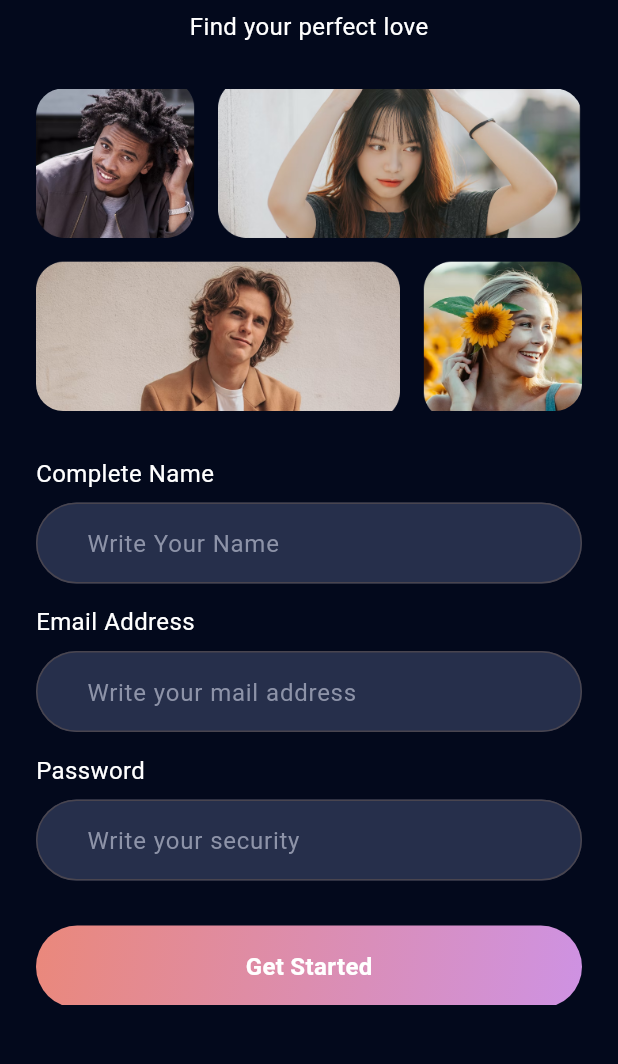
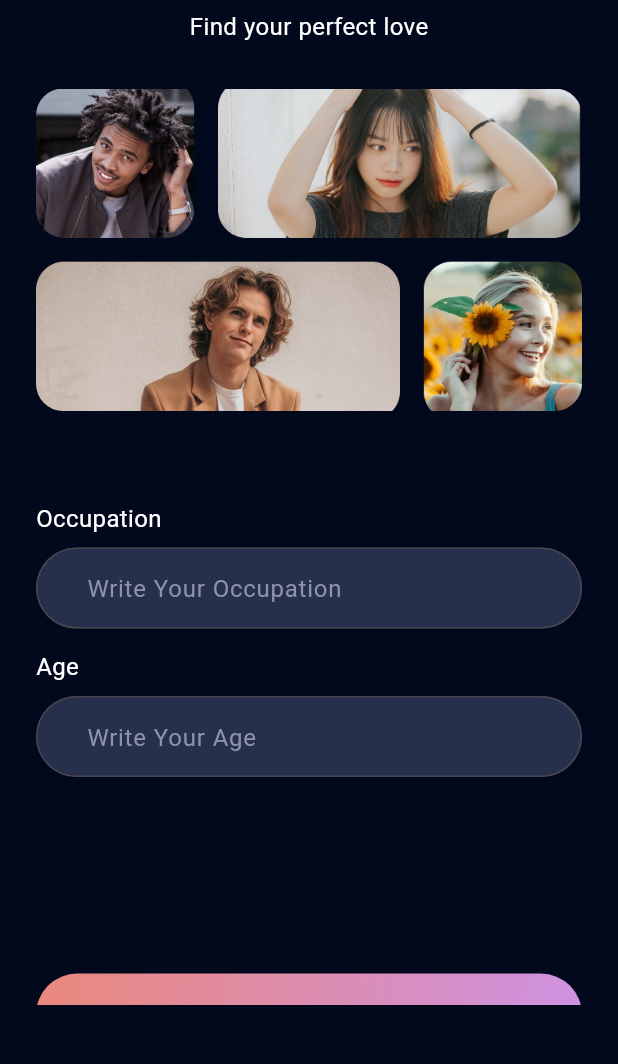
Before and after one commit to louis-sxcv45/Sarang-Date-App, a Flutter app: the screen it shows after launch, after a tap on "Get Started", on a phone screen of 412 x 824 dp, the part 156-1220 px from its top. Run offline on Flutter 3.47's test engine with Material 3 defaults, Android fonts, the phone set to English and light mode, and no system bars; our stand-ins replace google_fonts.

Commit message:
completed slicing sign up

```diff
--- a/lib/src/app.dart
+++ b/lib/src/app.dart
@@ -1,5 +1,7 @@
 import 'package:flutter/material.dart';
+import 'package:sarang_app/src/features/authentication/presentation/sign_up_age_screen.dart';
 import 'package:sarang_app/src/features/authentication/presentation/sign_up_screen.dart';
+import 'package:sarang_app/src/features/authentication/presentation/sign_up_upload.dart';
 import 'package:sarang_app/src/themes_manager/theme_data_manager.dart';
 
 class AppScreen extends StatelessWidget {
@@ -17,6 +19,8 @@ class AppScreen extends StatelessWidget {
       initialRoute: SignUpScreen.routeName,
       routes: {
         SignUpScreen.routeName: (context)=> SignUpScreen(),
+        SignUpAgeScreen.ageScreenRoute: (context)=> SignUpAgeScreen(),
+        SignUpUpload.uploadRoute: (context)=> SignUpUpload(),
       },
     );
   }
--- /dev/null
+++ b/lib/src/features/authentication/presentation/sign_up_age_screen.dart
@@ -0,0 +1,70 @@
+import 'package:flutter/material.dart';
+import 'package:sarang_app/src/common_widgets/banner_widget.dart';
+import 'package:sarang_app/src/common_widgets/button_widget.dart';
+import 'package:sarang_app/src/common_widgets/custom_text_field_widget.dart';
+import 'package:sarang_app/src/features/authentication/presentation/sign_up_upload.dart';
+import 'package:sarang_app/src/themes_manager/values_manager.dart';
+
+class SignUpAgeScreen extends StatefulWidget {
+  static const ageScreenRoute = '/sign_up_age';
+  const SignUpAgeScreen({super.key});
+
+  @override
+  State<SignUpAgeScreen> createState() => _SignUpAgeScreenState();
+}
+
+class _SignUpAgeScreenState extends State<SignUpAgeScreen> {
+
+  final occupationController = TextEditingController();
+  final ageController = TextEditingController();
+  void dispose(){
+    super.dispose();
+    occupationController.clear();
+    ageController.clear();
+  }
+  @override
+  Widget build(BuildContext context) {
+    return Scaffold(
+      body: Padding(
+        padding: const EdgeInsets.symmetric(
+          vertical: AppPadding.p50,
+          horizontal: AppPadding.p24,
+        ),
+        child: SingleChildScrollView(
+          child: Column(
+            children: [
+              BannerWidget(),
+
+              const SizedBox(
+                height: AppSize.s30,
+              ),
+
+              CustomTextFieldWidget(
+                labelName: 'Occupation',
+                hintText: 'Write Your Occupation',
+                controller: occupationController
+              ),
+
+              CustomTextFieldWidget(
+                labelName: 'Age',
+                hintText: 'Write Your Age',
+                controller: ageController
+              ),
+
+              const SizedBox(
+                height: 117.0,
+              ),
+
+              ButtonWidget(
+                title: 'Continue Sign Up',
+                onTap: (){
+                  Navigator.pushNamed(context, SignUpUpload.uploadRoute);
+                }
+              ),
+            ],
+          ),
+        ),
+      ),
+    );
+  }
+}
--- a/lib/src/features/authentication/presentation/sign_up_screen.dart
+++ b/lib/src/features/authentication/presentation/sign_up_screen.dart
@@ -3,6 +3,7 @@ import 'package:sarang_app/src/common_widgets/banner_widget.dart';
 import 'package:sarang_app/src/common_widgets/button_widget.dart';
 import 'package:sarang_app/src/common_widgets/custom_text_field_widget.dart';
 import 'package:sarang_app/src/common_widgets/custom_text_widget.dart';
+import 'package:sarang_app/src/features/authentication/presentation/sign_up_age_screen.dart';
 import 'package:sarang_app/src/themes_manager/values_manager.dart';
 class SignUpScreen extends StatefulWidget {
   static const routeName = '/sign_up';
@@ -57,7 +58,9 @@ class _SignUpScreenState extends State<SignUpScreen> {
 
               ButtonWidget(
                 title: 'Get Started',
-                onTap: (){},
+                onTap: (){
+                  Navigator.pushNamed(context, SignUpAgeScreen.ageScreenRoute); ///untuk berpindah ke halaman lain menggunakan route
+                },
               ),
 
               const SizedBox(
```
Also changed, not shown: lib/src/common_widgets/upload_photo.dart (added, +51 -0 lines), lib/src/features/authentication/presentation/sign_up_upload.dart (added, +82 -0 lines), assets/images/icon_add.png (added), assets/images/profile.png (added).
